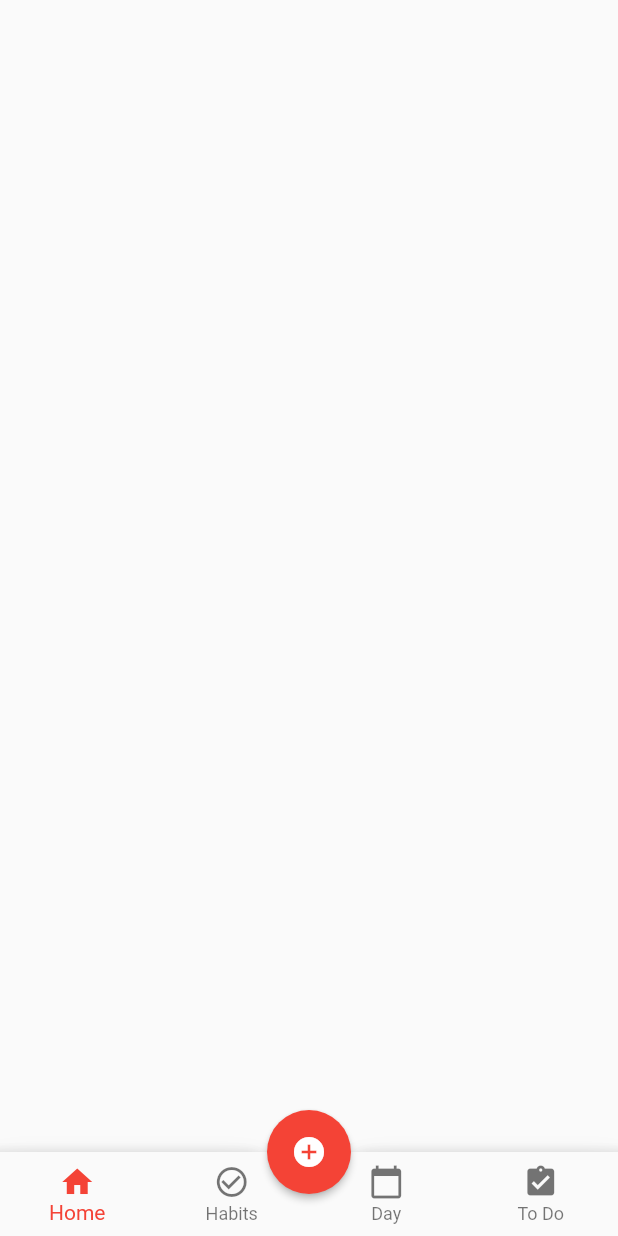
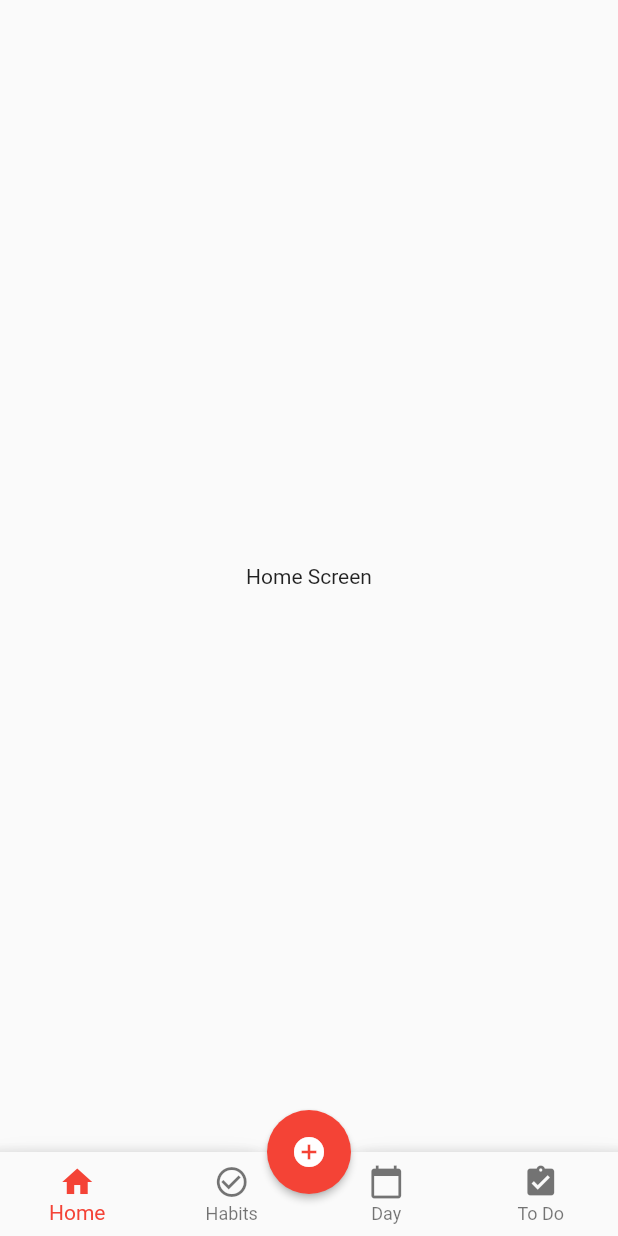
Before and after one commit to matkv/HabitTracker, a Flutter app: the screen it shows after launch, after a tap on the "add circle" icon, on a phone screen of 412 x 824 dp. Run offline on Flutter 3.47's test engine with Material 2 defaults, Android fonts, the phone set to English and light mode, and no system bars.

Commit message:
Added swipeable screens and better navigation

```diff
--- a/habit_tracker/lib/bottomnavigation.dart
+++ b/habit_tracker/lib/bottomnavigation.dart
@@ -1,22 +1,44 @@
 import 'package:flutter/material.dart';
 
-class BottomNavigation extends StatelessWidget {
+class BottomNavigation extends StatefulWidget {
+  final Function goToPage;
+  BottomNavigation(this.goToPage);
+
+  @override
+  State<StatefulWidget> createState() {
+    return _BottomNavigationState(goToPage);
+  }
+}
+
+class _BottomNavigationState extends State<BottomNavigation> {
+  final Function goToPage;
+  _BottomNavigationState(this.goToPage);
+
+  int _selectedIndex = 0;
+
+  void onNavigationItemTapped(int itemIndex) {
+    _selectedIndex = itemIndex;
+    goToPage(itemIndex);
+  }
+
   @override
   Widget build(BuildContext context) {
     return BottomAppBar(
       shape: const CircularNotchedRectangle(),
       child: BottomNavigationBar(
+        onTap: onNavigationItemTapped,
         type: BottomNavigationBarType.fixed, //this fixes shifting
         items: <BottomNavigationBarItem>[
-            BottomNavigationBarItem(
-                title: Text('Home'), icon: Icon(Icons.home)),
+          BottomNavigationBarItem(title: Text('Home'), icon: Icon(Icons.home)),
           BottomNavigationBarItem(
               title: Text('Habits'), icon: Icon(Icons.check_circle_outline)),
           BottomNavigationBarItem(
               title: Text('Day'), icon: Icon(Icons.calendar_today)),
           BottomNavigationBarItem(
               title: Text('To Do'), icon: Icon(Icons.assignment_turned_in)),
-          ]),
+        ],
+        currentIndex: _selectedIndex,
+      ),
     );
   }
 }
--- /dev/null
+++ b/habit_tracker/lib/dailyscreen.dart
@@ -0,0 +1,13 @@
+import 'package:flutter/material.dart';
+import 'package:habit_tracker/bottomnavigation.dart';
+
+class DailyScreen extends StatelessWidget {
+  @override
+  Widget build(BuildContext context) {
+    return Scaffold(
+      body: Center(
+        child: Text('Daily Screen'),
+      ),
+    );
+  }
+}
--- /dev/null
+++ b/habit_tracker/lib/habitsscreen.dart
@@ -0,0 +1,13 @@
+import 'package:flutter/material.dart';
+import 'package:habit_tracker/bottomnavigation.dart';
+
+class HabitsScreen extends StatelessWidget {
+  @override
+  Widget build(BuildContext context) {
+    return Scaffold(
+      body: Center(
+        child: Text('Habit Screen'),
+      ),
+    );
+  }
+}
--- /dev/null
+++ b/habit_tracker/lib/homescreen.dart
@@ -0,0 +1,13 @@
+import 'package:flutter/material.dart';
+import 'package:habit_tracker/bottomnavigation.dart';
+
+class HomeScreen extends StatelessWidget {
+  @override
+  Widget build(BuildContext context) {
+    return Scaffold(
+      body: Center(
+        child: Text('Home Screen'),
+      ),
+    );
+  }
+}
--- a/habit_tracker/lib/main.dart
+++ b/habit_tracker/lib/main.dart
@@ -1,30 +1,83 @@
 import 'package:flutter/material.dart';
 import 'package:habit_tracker/bottomnavigation.dart';
 import 'package:flutter/services.dart';
+import 'package:habit_tracker/dailyscreen.dart';
+import 'package:habit_tracker/habitsscreen.dart';
+import 'package:habit_tracker/homescreen.dart';
+import 'package:habit_tracker/todoscreen.dart';
 
 void main() => runApp(HabitTracker());
 
 class HabitTracker extends StatelessWidget {
   @override
   Widget build(BuildContext context) {
-
     //disable screen rotation
-    SystemChrome.setPreferredOrientations([
-      DeviceOrientation.portraitUp
-    ]);
-
+    SystemChrome.setPreferredOrientations([DeviceOrientation.portraitUp]);
 
     return MaterialApp(
       theme: ThemeData(primarySwatch: Colors.red),
-      home: Scaffold(
-        bottomNavigationBar: BottomNavigation(),
-        floatingActionButton: FloatingActionButton(
-            onPressed: () {}, //TODO
-            tooltip: 'Create Habit',
-            elevation: 2.0,
-            child: Icon(Icons.add_circle)),
-        floatingActionButtonLocation: FloatingActionButtonLocation.centerDocked,
-      ),
+      home: App(),
     );
   }
 }
+
+class App extends StatefulWidget {
+  @override
+  State<StatefulWidget> createState() {
+    return _AppState();
+  }
+}
+
+class _AppState extends State<App> {
+  int selectedIndex = 0;
+
+  PageController pageController = PageController(
+    initialPage: 0,
+    keepPage: true,
+  );
+
+  @override
+  void initState() {
+    super.initState();
+  }
+
+  @override
+  Widget build(BuildContext context) {
+    return Scaffold(
+      body: PageView(
+        controller: pageController,
+        onPageChanged: (index) {
+          pageChanged(index);
+        },
+        children: <Widget>[
+          HomeScreen(),
+          HabitsScreen(),
+          DailyScreen(),
+          ToDoScreen()
+        ],
+      ),
+      bottomNavigationBar: BottomNavigation(goToPage),
+      floatingActionButton: FloatingActionButton(
+          onPressed: () {},
+          tooltip: 'Create Habit',
+          elevation: 2.0,
+          child: Icon(Icons.add_circle)),
+      floatingActionButtonLocation: FloatingActionButtonLocation.centerDocked,
+    );
+  }
+
+  pageChanged(int index) {
+    setState(() {
+      selectedIndex = index;
+    });
+  }
+
+  //animate a pageview swipe when bottomnavigation button is pressed
+  void goToPage(int index) {
+    setState(() {
+      selectedIndex = index;
+      pageController.animateToPage(index,
+          duration: Duration(milliseconds: 300), curve: Curves.easeIn);
+    });
+  }
+}
--- /dev/null
+++ b/habit_tracker/lib/todoscreen.dart
@@ -0,0 +1,13 @@
+import 'package:flutter/material.dart';
+import 'package:habit_tracker/bottomnavigation.dart';
+
+class ToDoScreen extends StatelessWidget {
+  @override
+  Widget build(BuildContext context) {
+    return Scaffold(
+      body: Center(
+        child: Text('To Do Screen'),
+      ),
+    );
+  }
+}
```
Also changed, not shown: 1 other file. Lines whose indentation alone changed are shown as unchanged.
